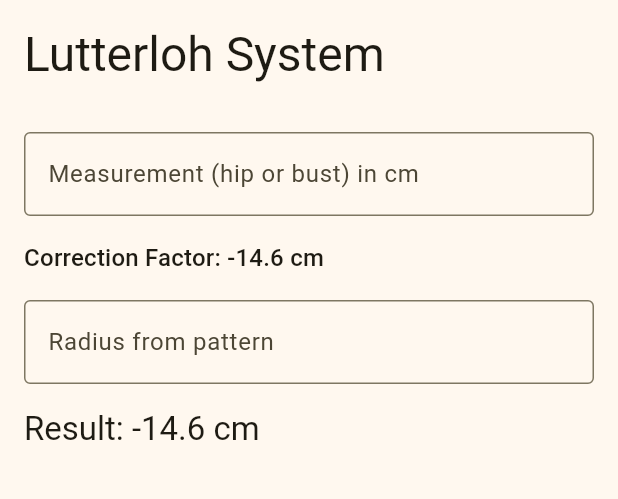
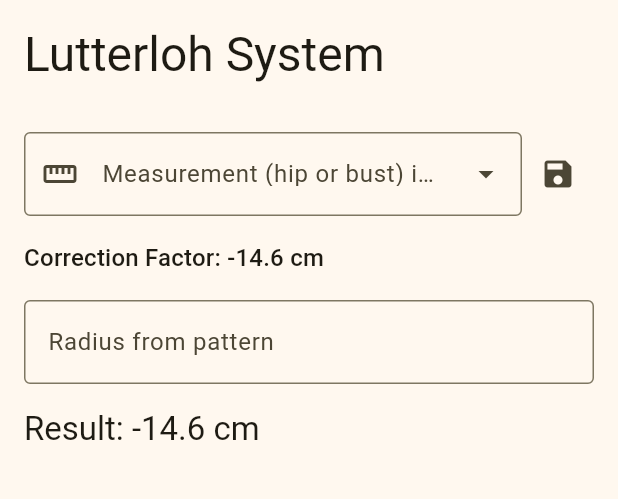
Before and after one commit to Epse/scissor_math, a Flutter app: the screen it shows after launch, on a phone screen of 412 x 824 dp, the part 84-583 px from its top. Run offline on Flutter 3.47's test engine with Material 3 defaults, Android fonts, the phone set to English and light mode, and no system bars; our stand-ins replace drift, drift_flutter, flutter_riverpod, riverpod; missing offline and left inert: drift_dev, sqlite3; accounts and stored records are empty; generated files the repository leaves out were written again.

Commit message:
Add MeasurementField widget
This widget functions roughly like a TextField,
except allowing autofill of stored Measurements.

This essentially re-implements DropdownMenu to allow manual input.

```diff
--- a/analysis_options.yaml
+++ b/analysis_options.yaml
@@ -8,6 +8,10 @@
 # The following line activates a set of recommended lints for Flutter apps,
 # packages, and plugins designed to encourage good coding practices.
 include: package:flutter_lints/flutter.yaml
+
+analyzer:
+  plugins:
+    - custom_lint
 
 linter:
   # The lint rules applied to this project can be customized in the
--- a/lib/data/database.dart
+++ b/lib/data/database.dart
@@ -65,9 +65,10 @@
     );
   }
 
-  Selectable<Measurement> all() {
-    return select(measurements)
+  Stream<List<Measurement>> all() {
+    final query = select(measurements)
         ..orderBy([(t) => OrderingTerm(expression: t.touched)]);
+    return query.watch();
   }
 
   static final StateProvider<Database> provider = StateProvider((ref) {
--- a/lib/pages/lutterloh.dart
+++ b/lib/pages/lutterloh.dart
@@ -1,6 +1,7 @@
 import 'package:flutter/material.dart';
 import 'package:flutter/services.dart';
 import 'package:flutter_gen/gen_l10n/app_localizations.dart';
+import 'package:scissor_math/widgets/measurement_field.dart';
 
 class LutterlohScreen extends StatefulWidget {
   const LutterlohScreen({super.key});
@@ -34,13 +35,8 @@
             Text(AppLocalizations.of(context)!.lSystem,
                 style: Theme.of(context).textTheme.headlineLarge),
             Padding(padding: EdgeInsets.all(16.0)),
-            TextField(
-                keyboardType: TextInputType.number,
-                decoration: InputDecoration(
-                  border: OutlineInputBorder(),
-                  labelText: AppLocalizations.of(context)!.measurementHipBust,
-                ),
-                inputFormatters: [FilteringTextInputFormatter.digitsOnly],
+            MeasurementField(
+                labelText: AppLocalizations.of(context)!.measurementHipBust,
                 onChanged: (String input) {
                   setState(() {
                     measurement = double.tryParse(input) ?? 0;
--- /dev/null
+++ b/lib/widgets/measurement_field.dart
@@ -0,0 +1,107 @@
+import 'package:flutter/material.dart';
+import 'package:flutter/services.dart';
+import 'package:flutter_riverpod/flutter_riverpod.dart';
+import 'package:scissor_math/data/database.dart';
+
+final _measurements = StreamProvider((ref) {
+  final database = ref.watch(Database.provider);
+  return database.all();
+});
+
+class MeasurementField extends ConsumerStatefulWidget {
+  final String? labelText;
+  final ValueChanged<String>? onChanged;
+
+  const MeasurementField({this.labelText, super.key, this.onChanged});
+
+  @override
+  ConsumerState<MeasurementField> createState() => _MeasurementFieldState();
+}
+
+class _MeasurementFieldState extends ConsumerState<MeasurementField> {
+  final TextEditingController textController = TextEditingController();
+  final MenuController menuController = MenuController();
+
+  List<Widget> _buildChoices(AsyncValue<List<Measurement>> asyncMeasurements,
+      ValueChanged<String> onPressed) {
+    return asyncMeasurements.when(
+        data: (measurements) {
+          measurements = [
+            Measurement(
+                id: 0, name: "Hip", value: 114.0, touched: DateTime.now()),
+            Measurement(
+                id: 1, name: "Bust", value: 84, touched: DateTime.now()),
+          ];
+          return measurements
+              .map((measurement) => MenuItemButton(
+                    closeOnActivate: true,
+                    onPressed: () {
+                      onPressed(measurement.value.toStringAsFixed(0));
+                    },
+                    child: Text(
+                        "${measurement.name}: ${measurement.value.toStringAsFixed(1)}cm"),
+                  ))
+              .toList();
+        },
+        error: (error, stack) {
+          debugPrint("Could not load measurements, error $error");
+          return [];
+        },
+        loading: () => []);
+  }
+
+  @override
+  Widget build(BuildContext context) {
+    final AsyncValue<List<Measurement>> measurements = ref.watch(_measurements);
+
+    return Row(children: [
+      Expanded(
+          child: MenuAnchor(
+        controller: menuController,
+        menuChildren: _buildChoices(measurements, (String value) {
+          textController.value = TextEditingValue(
+              text: value,
+              selection: TextSelection.collapsed(offset: value.length));
+          menuController.close();
+          if (widget.onChanged != null) {
+            widget.onChanged!(value);
+          }
+        }),
+        builder: (BuildContext context, MenuController menuController,
+            Widget? child) {
+          final Widget trailingButton = IconButton(
+            //isSelected: controller.isOpen,
+            //constraints: widget.inputDecorationTheme?.suffixIconConstraints,
+            //padding: isCollapsed ? EdgeInsets.zero : null,
+            icon: const Icon(Icons.arrow_drop_down),
+            selectedIcon: const Icon(Icons.arrow_drop_up),
+            onPressed: () {
+              if (menuController.isOpen) {
+                menuController.close();
+              } else {
+                menuController.open();
+              }
+            },
+          );
+          return TextField(
+            controller: textController,
+            keyboardType: TextInputType.number,
+            onTap: () {
+              menuController.open();
+            },
+            decoration: InputDecoration(
+                border: OutlineInputBorder(),
+                labelText: widget.labelText,
+                prefixIcon: Icon(Icons.straighten),
+                suffixIcon: trailingButton),
+            inputFormatters: [FilteringTextInputFormatter.digitsOnly],
+            onChanged: widget.onChanged,
+          );
+        },
+      )),
+      IconButton(onPressed: () {
+        // TODO add measurement saving
+      }, icon: Icon(Icons.save)),
+    ]);
+  }
+}
--- a/pubspec.yaml
+++ b/pubspec.yaml
@@ -41,8 +41,9 @@
   drift: ^2.24.0
   drift_flutter: ^0.2.4
   path_provider: ^2.1.5
-  provider: ^6.1.2
   riverpod: ^2.6.1
+  flutter_riverpod: ^2.6.1
+  riverpod_annotation: ^2.6.1
 
 dev_dependencies:
   flutter_test:
@@ -57,6 +58,9 @@
 
   drift_dev: ^2.24.0
   build_runner: ^2.4.14
+  riverpod_generator: ^2.6.4
+  custom_lint: ^0.7.1
+  riverpod_lint: ^2.6.4
 
 # For information on the generic Dart part of this file, see the
 # following page: https://dart.dev/tools/pub/pubspec
```
Also changed, not shown: lib/main.dart (+3 -6 lines), pubspec.lock, 1 other file.
